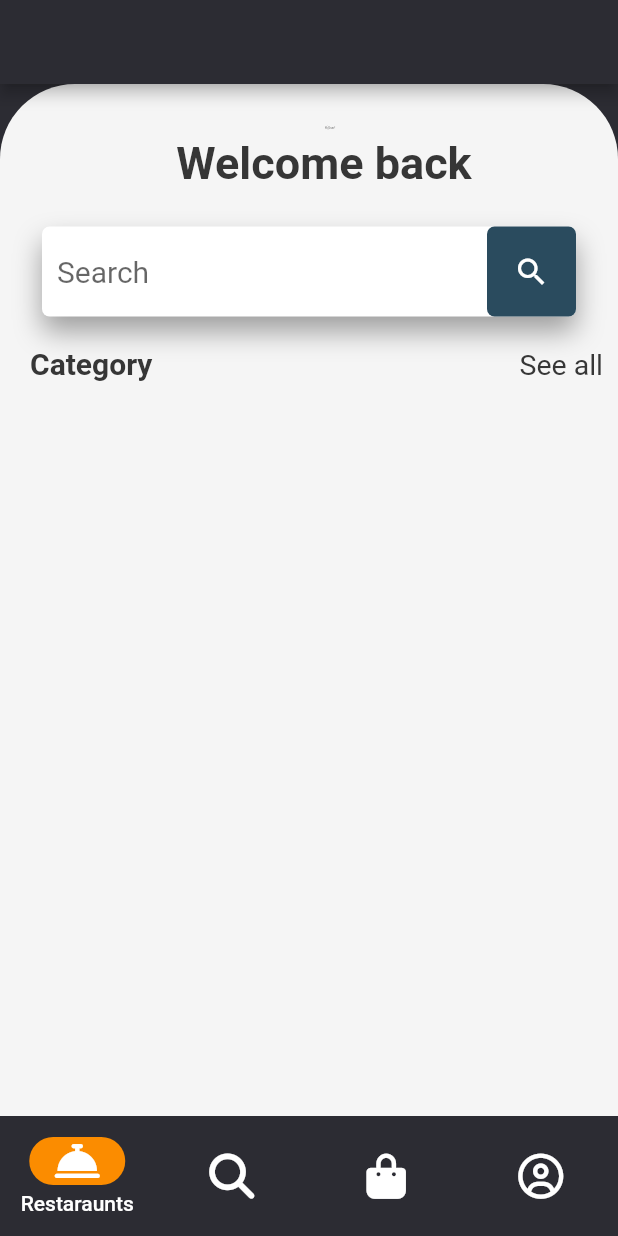
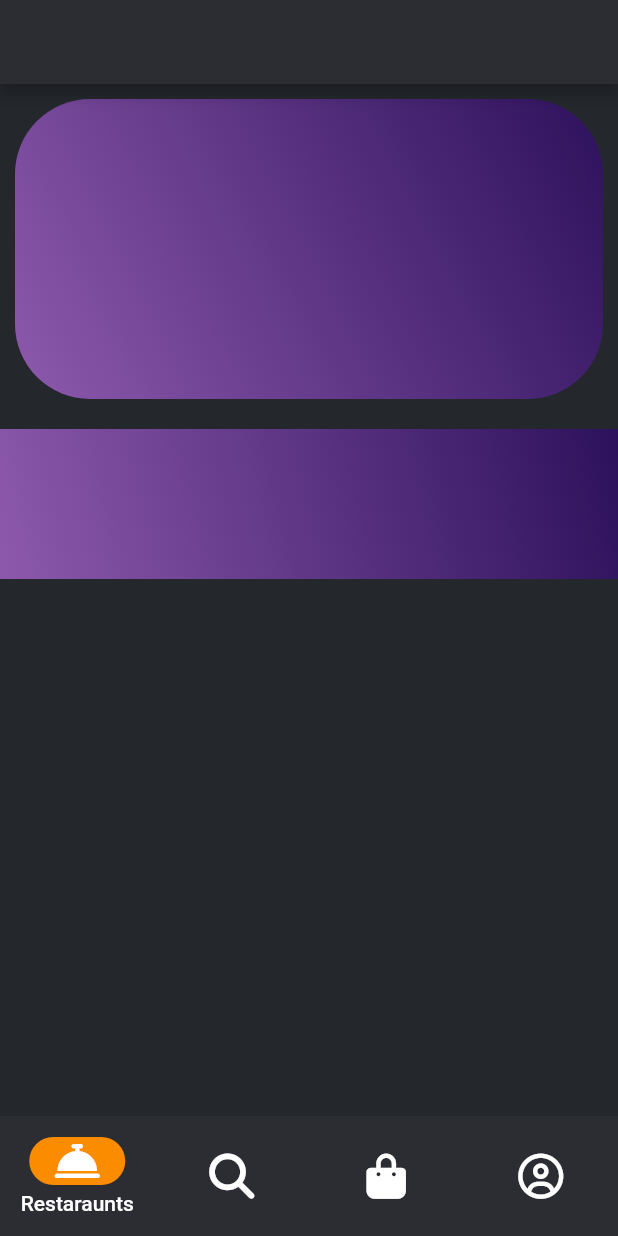
Before and after one commit to z0ld1ck/Food_app, a Flutter app: the screen it shows after launch, on a phone screen of 412 x 824 dp. Run offline on Flutter 3.47's test engine with Material 2 defaults, Android fonts, the phone set to English and light mode, and no system bars; our stand-ins replace cloud_firestore, datetime_picker_formfield_new, firebase_core, firebase_database, font_awesome_flutter; accounts and stored records are empty.

Commit message:
Carousel containers was added

```diff
--- a/lib/Pages/HomePage.dart
+++ b/lib/Pages/HomePage.dart
@@ -19,135 +19,73 @@ class _HomePageState extends State<HomePage> {
     Size size = MediaQuery.of(context).size;
 
     return Scaffold(
-      backgroundColor: const Color(0xFF2C2C33),
+      backgroundColor: const Color(0xFF24272C),
       appBar: AppBar(
         backgroundColor: const Color(0xFF2C2C33),
       ),
-      body: Container(
-        decoration: BoxDecoration(
-          color: Colors.grey[100],
-          borderRadius: const BorderRadius.only(
+      body: Column(
+        children: [
+          Container(
+            child: Padding(
+              padding: const EdgeInsets.only(top: 10.0, left: 10, right: 10),
+              child: Container(
+                decoration: const BoxDecoration(
+                  gradient: LinearGradient(
+                      begin: Alignment.bottomLeft,
+                      end: Alignment.topRight,
+                      colors: [
+                        Color(0xFF8D59AD),
+                        Color(0xFF2D115C),
+                      ]),
+                  color: Colors.white,
+                  borderRadius: BorderRadius.only(
                     topRight: Radius.circular(50),
                     topLeft: Radius.circular(50),
+                    bottomLeft: Radius.circular(50),
+                    bottomRight: Radius.circular(50),
                   ),
                 ),
-        child: Column(
-          mainAxisAlignment: MainAxisAlignment.start,
-          crossAxisAlignment: CrossAxisAlignment.center,
-          children: <Widget>[
-            Container(
-              margin: const EdgeInsets.only(top: 28, left: 28),
-              child: const Text(
-                'Hi,User!',
-                style: TextStyle(
-                  fontSize: 2,
-                  color: Color(0xff363636),
-                  fontFamily: 'Roboto',
+                height: 200,
+                // child: Padding(
+                //   padding: const EdgeInsets.only(top:200.0,),
+                //   child: Container(
+                //     width:500,
+                //     height: 100,
+                //     decoration: const BoxDecoration(
+                //       gradient: LinearGradient(
+                //           begin: Alignment.bottomLeft,
+                //           end: Alignment.topRight,
+                //           colors: [
+                //             Color(0xFF8D59AD),
+                //             Color(0xFF2D115C),
+                //           ]),
+                //     ),
+                //   ),
+                // ),
               ),
             ),
           ),
           Container(
-              margin: const EdgeInsets.only(top: 5, left: 20),
-              child: const Text(
-                'Welcome back',
-                style: TextStyle(
-                  fontSize: 30,
-                  color: Color(0xff363636),
-                  fontWeight: FontWeight.bold,
-                  fontFamily: 'Roboto',
+            child: Padding(
+              padding: const EdgeInsets.only(
+                top: 20.0,
+              ),
+              child: Container(
+                width: 500,
+                height: 100,
+                decoration: const BoxDecoration(
+                  gradient: LinearGradient(
+                      begin: Alignment.bottomLeft,
+                      end: Alignment.topRight,
+                      colors: [
+                        Color(0xFF8D59AD),
+                        Color(0xFF2D115C),
+                      ]),
                 ),
               ),
             ),
-            Container(
-              margin: const EdgeInsets.only(top: 25, left: 28, right: 28),
-              decoration: BoxDecoration(
-                color: Colors.white,
-                borderRadius: BorderRadius.circular(5),
-                boxShadow: const [
-                  BoxShadow(
-                    color: Colors.grey,
-                    offset: Offset(0, 10),
-                    blurRadius: 15,
-                    spreadRadius: 0,
-                  ),
+          )
         ],
-              ),
-              height: 60,
-              width: size.width,
-              child: Row(
-                children: [
-                  Expanded(
-                    flex: 5,
-                    child: Container(
-                      margin: const EdgeInsets.only(left: 10, right: 10),
-                      child: const TextField(
-                        maxLines: 1,
-                        autofocus: false,
-                        style: TextStyle(
-                          color: Color(0xff107163),
-                          fontSize: 20,
-                        ),
-                        decoration: InputDecoration(
-                          border: InputBorder.none,
-                          hintText: "Search",
-                        ),
-                      ),
-                    ),
-                  ),
-                  Expanded(
-                    flex: 1,
-                    child: Container(
-                      decoration: BoxDecoration(
-                        color: const Color(0xff2a4b5e),
-                        borderRadius: BorderRadius.circular(5),
-                      ),
-                      child: const Center(
-                        child: Icon(
-                          Icons.search_outlined,
-                          color: Colors.white,
-                        ),
-                      ),
-                    ),
-                  ),
-                ],
-              ),
-            ),
-            Container(
-              width: size.width,
-              margin: const EdgeInsets.only(top: 20, left: 20),
-              child: Stack(
-                fit: StackFit.loose,
-                children: [
-                  Container(
-                    child: const Text(
-                      'Category',
-                      style: TextStyle(
-                        color: Color(0xff363636),
-                        fontSize: 20,
-                        fontFamily: 'Roboto',
-                        fontWeight: FontWeight.w700,
-                      ),
-                    ),
-                  ),
-                  Container(
-                    margin: const EdgeInsets.only(right: 10, top: 1),
-                    child: const Align(
-                      alignment: Alignment.centerRight,
-                      child: Text(
-                        'See all',
-                        style: TextStyle(
-                          color: Color(0xff363636),
-                          fontSize: 19,
-                          fontFamily: 'Roboto',
-                        ),
-                      ),
-                    ),
-                  ),
-                ],
-              ),
-            ),
-          ],
-        ),
       ),
     );
   }
```
Lines whose indentation alone changed are shown as unchanged.
